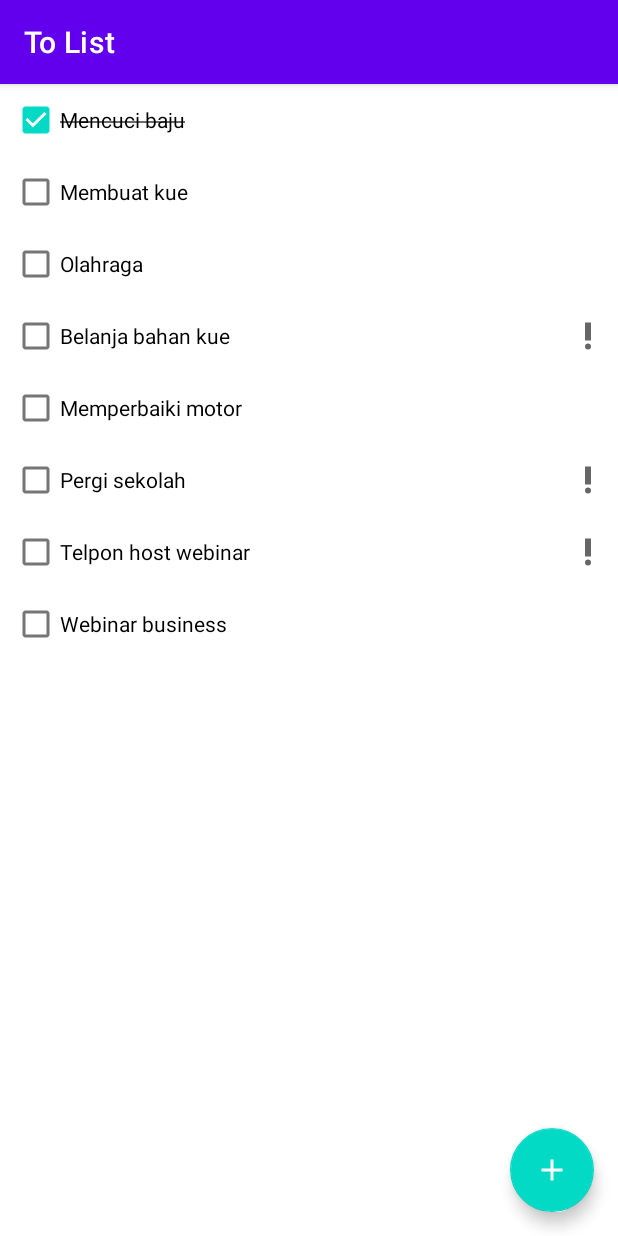
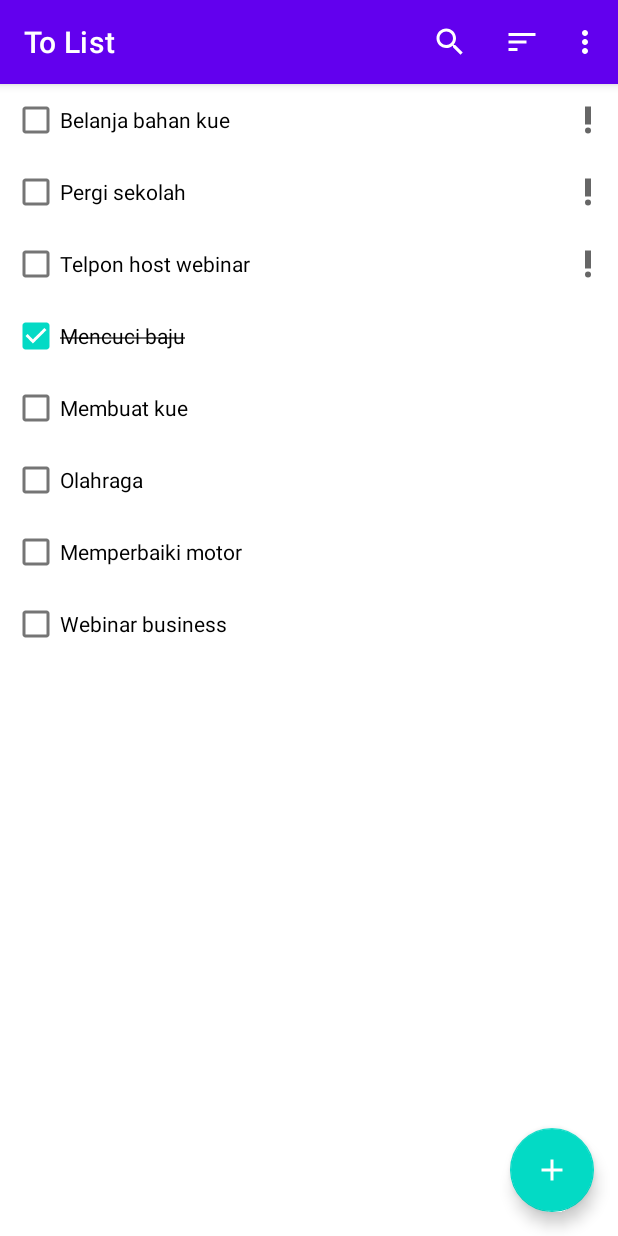
Before and after one commit to MuhammadZulfikarIkhsan/Assesment02-Mobpro-1, an Android app: the screen it shows after launch (MainActivity), on a phone screen of 412 x 824 dp. Run offline under Robolectric (Android 15) with nearby library versions, the phone set to English and light mode, and no system bars; our stand-ins replace Dagger/Hilt's generated code, Room's generated code; libraries missing offline, so code that uses them is left out: androidx.hilt.lifecycle.

Commit message:
Room Search

```diff
--- a/app/src/main/java/org/d3if2049/tolist/data/TaskDao.kt
+++ b/app/src/main/java/org/d3if2049/tolist/data/TaskDao.kt
@@ -6,8 +6,8 @@ import kotlinx.coroutines.flow.Flow
 @Dao
 interface TaskDao {
 
-    @Query("SELECT * FROM tabel_tugas")
-    fun getTasks(): Flow<List<Task>>
+    @Query("SELECT * FROM tabel_tugas WHERE name LIKE '%' || :searchQuery || '%' ORDER BY important DESC")
+    fun getTasks(searchQuery: String): Flow<List<Task>>
 
     @Insert(onConflict = OnConflictStrategy.REPLACE)
     suspend fun insert(task: Task)
--- a/app/src/main/java/org/d3if2049/tolist/ui/tasks/TasksFragment.kt
+++ b/app/src/main/java/org/d3if2049/tolist/ui/tasks/TasksFragment.kt
@@ -1,13 +1,18 @@
 package org.d3if2049.tolist.ui.tasks
 
 import android.os.Bundle
+import android.view.Menu
+import android.view.MenuInflater
+import android.view.MenuItem
 import android.view.View
+import androidx.appcompat.widget.SearchView
 import androidx.fragment.app.Fragment
 import androidx.fragment.app.viewModels
 import androidx.recyclerview.widget.LinearLayoutManager
 import dagger.hilt.android.AndroidEntryPoint
 import org.d3if2049.tolist.R
 import org.d3if2049.tolist.databinding.FragmentTasksBinding
+import org.d3if2049.util.onQueryTextChanged
 
 @AndroidEntryPoint
 class TasksFragment : Fragment(R.layout.fragment_tasks) {
@@ -32,5 +37,41 @@ class TasksFragment : Fragment(R.layout.fragment_tasks) {
         viewModel.tasks.observe(viewLifecycleOwner) {
             taskAdapter.submitList(it)
         }
+
+        setHasOptionsMenu(true)
+    }
+
+    override fun onCreateOptionsMenu(menu: Menu, inflater: MenuInflater) {
+        inflater.inflate(R.menu.menu_fragment_tasks, menu)
+
+        val searchItem = menu.findItem(R.id.action_search)
+        val searchView = searchItem.actionView as SearchView
+
+        searchView.onQueryTextChanged {
+            viewModel.searchQuery.value = it
+        }
+    }
+
+    override fun onOptionsItemSelected(item: MenuItem): Boolean {
+        return when (item.itemId) {
+            R.id.action_sort_by_name -> {
+
+                true
+            }
+            R.id.action_sort_by_date_created -> {
+
+                true
+            }
+            R.id.action_hide_completed_tasks -> {
+                item.isChecked = !item.isChecked
+
+                true
+            }
+            R.id.action_delete_all_completed_tasks -> {
+
+                true
+            }
+            else -> super.onOptionsItemSelected(item)
+        }
     }
 }
--- a/app/src/main/java/org/d3if2049/tolist/ui/tasks/TasksViewModel.kt
+++ b/app/src/main/java/org/d3if2049/tolist/ui/tasks/TasksViewModel.kt
@@ -3,11 +3,19 @@ package org.d3if2049.tolist.ui.tasks
 import androidx.hilt.lifecycle.ViewModelInject
 import androidx.lifecycle.ViewModel
 import androidx.lifecycle.asLiveData
+import kotlinx.coroutines.flow.MutableStateFlow
+import kotlinx.coroutines.flow.flatMapLatest
 import org.d3if2049.tolist.data.TaskDao
 
 class TasksViewModel @ViewModelInject constructor(
     private val taskDao: TaskDao
 ) : ViewModel() {
 
-    val tasks = taskDao.getTasks().asLiveData()
+    val searchQuery = MutableStateFlow("")
+
+    private val tasksFlow = searchQuery.flatMapLatest {
+        taskDao.getTasks(it)
+    }
+
+    val tasks = tasksFlow.asLiveData()
 }
--- /dev/null
+++ b/app/src/main/java/org/d3if2049/util/ViewExt.kt
@@ -0,0 +1,16 @@
+package org.d3if2049.util
+
+import androidx.appcompat.widget.SearchView
+
+inline fun SearchView.onQueryTextChanged(crossinline listener: (String) -> Unit) {
+    this.setOnQueryTextListener(object : SearchView.OnQueryTextListener {
+        override fun onQueryTextSubmit(query: String?): Boolean {
+            return true
+        }
+
+        override fun onQueryTextChange(newText: String?): Boolean {
+            listener(newText.orEmpty())
+            return true
+        }
+    })
+}
--- /dev/null
+++ b/app/src/main/res/menu/menu_fragment_tasks.xml
@@ -0,0 +1,42 @@
+<?xml version="1.0" encoding="utf-8"?>
+<menu xmlns:android="http://schemas.android.com/apk/res/android"
+    xmlns:app="http://schemas.android.com/apk/res-auto">
+
+    <item
+        android:id="@+id/action_search"
+        android:icon="@drawable/ic_search"
+        android:title="@string/cari"
+        app:actionViewClass="androidx.appcompat.widget.SearchView"
+        app:showAsAction="always|collapseActionView" />
+
+    <item
+        android:icon="@drawable/ic_sort"
+        android:title="@string/diurutkan"
+        app:showAsAction="always">
+
+        <menu>
+
+            <item
+                android:id="@+id/action_sort_by_name"
+                android:title="@string/berdasarkan_nama" />
+
+            <item
+                android:id="@+id/action_sort_by_date_created"
+                android:title="@string/berdasarkan_tanggal_dibuat" />
+
+        </menu>
+
+    </item>
+
+    <item
+        android:id="@+id/action_hide_completed_tasks"
+        android:checkable="true"
+        android:title="@string/sembunyikan_completed"
+        app:showAsAction="never" />
+
+    <item
+        android:id="@+id/action_delete_all_completed_tasks"
+        android:title="@string/hapus_semua_completed"
+        app:showAsAction="never" />
+
+</menu>
--- a/app/src/main/res/values/strings.xml
+++ b/app/src/main/res/values/strings.xml
@@ -2,4 +2,10 @@
     <string name="app_name">To List</string>
     <string name="nama_tugas">Nama tugas</string>
     <string name="tugas_penting">Tugas penting</string>
+    <string name="berdasarkan_nama">Diurutkan berdasarkan nama</string>
+    <string name="berdasarkan_tanggal_dibuat">Diurutkan berdasarkan tanggal dibuat</string>
+    <string name="sembunyikan_completed">Sembunyikan completed</string>
+    <string name="hapus_semua_completed">Hapus semua completed</string>
+    <string name="cari">Cari</string>
+    <string name="diurutkan">Diurutkan</string>
 </resources>
```
